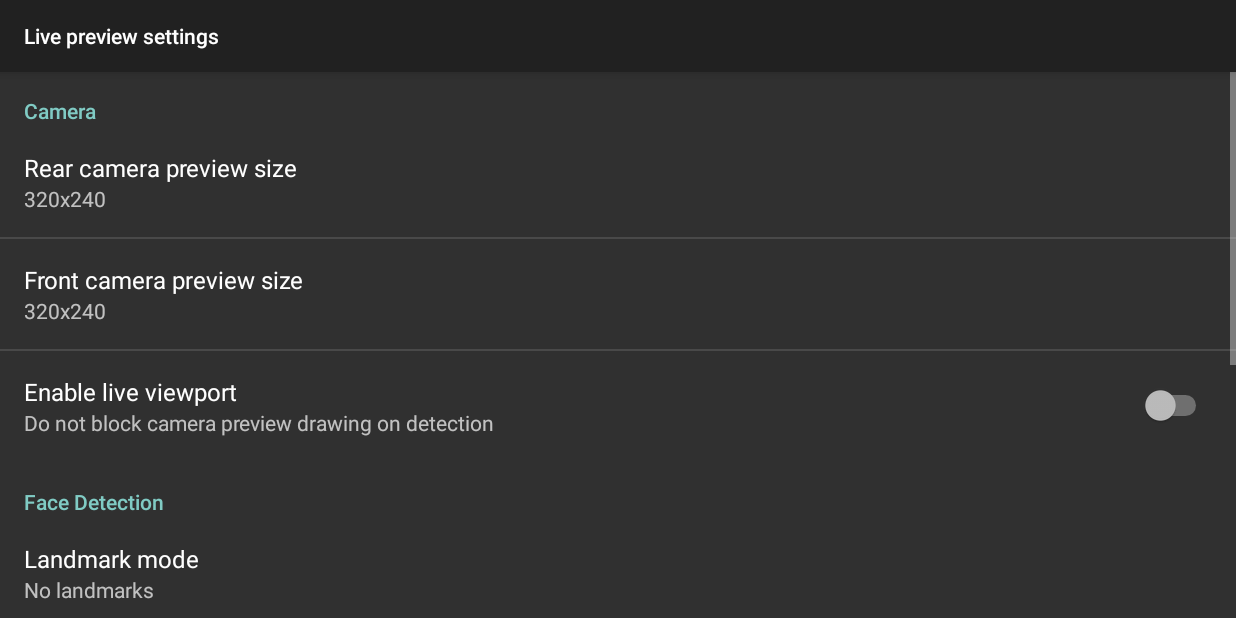
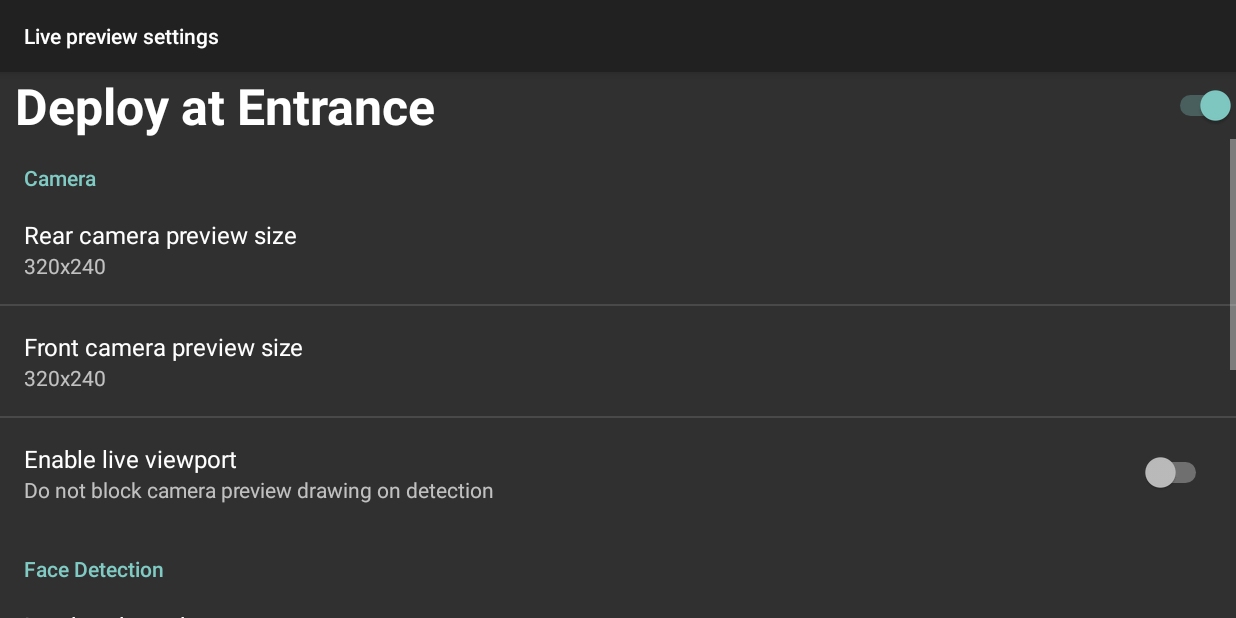
Before and after one commit to mausLe/face-detection, an Android app: the LivePreviewActivity screen opened directly, with no data from a screen before it, after a tap on "Settings", on a phone screen of 824 x 412 dp (held sideways). Run offline under Robolectric (Android 15) with nearby library versions, the light colour scheme and no system bars; libraries missing offline, so code that uses them is left out: androidx.camera.core; pictures from the network do not load; 3 statements that could not run were skipped.

Commit message:
Add speaker button and entrance/counter button

```diff
--- a/app/src/main/java/com/google/mlkit/vision/demo/kotlin/AddFaceActivity.kt
+++ b/app/src/main/java/com/google/mlkit/vision/demo/kotlin/AddFaceActivity.kt
@@ -97,7 +97,7 @@ class AddFaceActivity:
         val settingsButton = findViewById<ImageView>(R.id.settings_button)
         settingsButton.setOnClickListener {
             val intent = Intent(applicationContext, SettingsActivity::class.java)
-            intent.putExtra(SettingsActivity.EXTRA_LAUNCH_SOURCE, LaunchSource.LIVE_PREVIEW)
+            intent.putExtra(SettingsActivity.EXTRA_LAUNCH_SOURCE, LaunchSource.ADD_FACE_PREVIEW)
             startActivity(intent)
         }
 
--- a/app/src/main/java/com/google/mlkit/vision/demo/kotlin/RTADActivity.kt
+++ b/app/src/main/java/com/google/mlkit/vision/demo/kotlin/RTADActivity.kt
@@ -137,7 +137,7 @@ class RTADActivity :
     val settingsButton = findViewById<ImageView>(R.id.settings_button)
     settingsButton.setOnClickListener {
       val intent = Intent(applicationContext, SettingsActivity::class.java)
-      intent.putExtra(SettingsActivity.EXTRA_LAUNCH_SOURCE, LaunchSource.LIVE_PREVIEW)
+      intent.putExtra(SettingsActivity.EXTRA_LAUNCH_SOURCE, LaunchSource.RTAD_PREVIEW)
       startActivity(intent)
     }
 
--- a/app/src/main/java/com/google/mlkit/vision/demo/preference/LivePreviewPreferenceFragment.java
+++ b/app/src/main/java/com/google/mlkit/vision/demo/preference/LivePreviewPreferenceFragment.java
@@ -46,8 +46,10 @@ public class LivePreviewPreferenceFragment extends PreferenceFragment {
   void setUpCameraPreferences() {
     PreferenceCategory cameraPreference =
         (PreferenceCategory) findPreference(getString(R.string.pref_category_key_camera));
+
     cameraPreference.removePreference(
         findPreference(getString(R.string.pref_key_camerax_rear_camera_target_resolution)));
+
     cameraPreference.removePreference(
         findPreference(getString(R.string.pref_key_camerax_front_camera_target_resolution)));
       setUpCameraPreviewSizePreference(
--- a/app/src/main/java/com/google/mlkit/vision/demo/preference/SettingsActivity.java
+++ b/app/src/main/java/com/google/mlkit/vision/demo/preference/SettingsActivity.java
@@ -16,11 +16,19 @@
 
 package com.google.mlkit.vision.demo.preference;
 
+import android.content.Intent;
 import android.os.Bundle;
 import android.preference.PreferenceFragment;
+import android.widget.CompoundButton;
+import android.widget.Switch;
+
 import androidx.appcompat.app.ActionBar;
 import androidx.appcompat.app.AppCompatActivity;
 import com.google.mlkit.vision.demo.R;
+
+
+
+
 
 /**
  * Hosts the preference fragment to configure settings for a demo activity that specified by the
@@ -29,10 +37,14 @@ import com.google.mlkit.vision.demo.R;
 public class SettingsActivity extends AppCompatActivity {
 
   public static final String EXTRA_LAUNCH_SOURCE = "extra_launch_source";
+  public int minHeight = 75;
 
   /** Specifies where this activity is launched from. */
   public enum LaunchSource {
     LIVE_PREVIEW(R.string.pref_screen_title_live_preview, LivePreviewPreferenceFragment.class),
+    ADD_FACE_PREVIEW(R.string.pref_screen_title_add_face_preview, LivePreviewPreferenceFragment.class),
+    RTAD_PREVIEW(R.string.pref_screen_title_rtad_preview, LivePreviewPreferenceFragment.class),
+
     STILL_IMAGE(R.string.pref_screen_title_still_image, StillImagePreferenceFragment.class),
     CAMERAX_LIVE_PREVIEW(
         R.string.pref_screen_title_camerax_live_preview,
@@ -51,14 +63,46 @@ public class SettingsActivity extends AppCompatActivity {
   protected void onCreate(Bundle savedInstanceState) {
     super.onCreate(savedInstanceState);
 
-    setContentView(R.layout.activity_settings);
-
     LaunchSource launchSource =
         (LaunchSource) getIntent().getSerializableExtra(EXTRA_LAUNCH_SOURCE);
+
+    if (launchSource.toString() == "LIVE_PREVIEW") {
+      setContentView(R.layout.activity_settings_face_recog);
+    } else {
+      setContentView(R.layout.activity_settings);
+    }
+
     ActionBar actionBar = getSupportActionBar();
     if (actionBar != null) {
       actionBar.setTitle(launchSource.titleResId);
     }
+
+    Switch switchEntrance;
+
+    switchEntrance = (Switch) findViewById(R.id.switchEntrance);
+
+    switchEntrance.setOnCheckedChangeListener((buttonView, isChecked) -> {
+      Intent resultIntent1 = new Intent();
+      resultIntent1.putExtra("min_Height", minHeight);
+      setResult(RESULT_OK, resultIntent1);
+      if (switchEntrance.isChecked()) {
+        minHeight = 150;
+
+        Intent resultIntent = new Intent();
+        resultIntent.putExtra("min_Height", minHeight);
+        setResult(RESULT_OK, resultIntent);
+
+      } else {
+        minHeight = 75;
+
+        Intent resultIntent = new Intent();
+        resultIntent.putExtra("min_Height", minHeight);
+        setResult(RESULT_OK, resultIntent);
+
+      }
+    });
+
+
 
     try {
       getFragmentManager()
--- /dev/null
+++ b/app/src/main/res/layout/activity_settings_face_recog.xml
@@ -0,0 +1,22 @@
+<?xml version="1.0" encoding="utf-8"?>
+<LinearLayout xmlns:android="http://schemas.android.com/apk/res/android"
+    xmlns:tools="http://schemas.android.com/tools"
+    android:id="@+id/settings_container"
+    android:layout_width="match_parent"
+    android:layout_height="match_parent"
+    android:orientation="vertical">
+
+    <Switch
+        android:id="@+id/switchEntrance"
+        android:layout_width="match_parent"
+        android:layout_height="wrap_content"
+        android:layout_marginLeft="10dp"
+        android:textSize="50px"
+        android:textStyle="bold"
+        android:checked = "true"
+
+        android:text="Deploy at Entrance"
+        android:textOff="Counter"
+        android:textOn ="Entrance"
+        tools:ignore="UseSwitchCompatOrMaterialXml" />
+</LinearLayout>
--- a/app/src/main/res/values/strings.xml
+++ b/app/src/main/res/values/strings.xml
@@ -17,10 +17,15 @@
     <string name="download_error">Download error</string>
     <string name="start_over">Start over</string>
     <string name="menu_item_settings">Settings</string>
+    <string name="menu_item_entrance">Entrance</string>
+    <string name="menu_item_speaker">Speaker</string>
     <string name="select_image">Select image</string>
 
     <!-- Settings related strings. -->
     <string name="pref_screen_title_live_preview">Live preview settings</string>
+    <string name="pref_screen_title_add_face_preview">Add Face preview settings</string>
+    <string name="pref_screen_title_rtad_preview">RTAD preview settings</string>
+
     <string name="pref_screen_title_still_image">Still image settings</string>
     <string name="pref_screen_title_camerax_live_preview">CameraX live preview settings</string>
     <string name="pref_category_face_detection">Face Detection</string>
```
Also changed, not shown: app/src/main/java/com/google/mlkit/vision/demo/kotlin/LivePreviewActivity.kt (+70 -5 lines), app/src/main/java/com/google/mlkit/vision/demo/kotlin/facedetector/FaceDetectorProcessor.kt (+25 -15 lines), app/src/main/res/layout-land/activity_vision_live_preview.xml (+34 -9 lines), app/src/main/res/drawable-hdpi/counter.png (added), app/src/main/res/drawable-hdpi/entrance.png (added), app/src/main/res/drawable-hdpi/speaker_off.png (added), app/src/main/res/drawable-hdpi/speaker_on.png (added).
